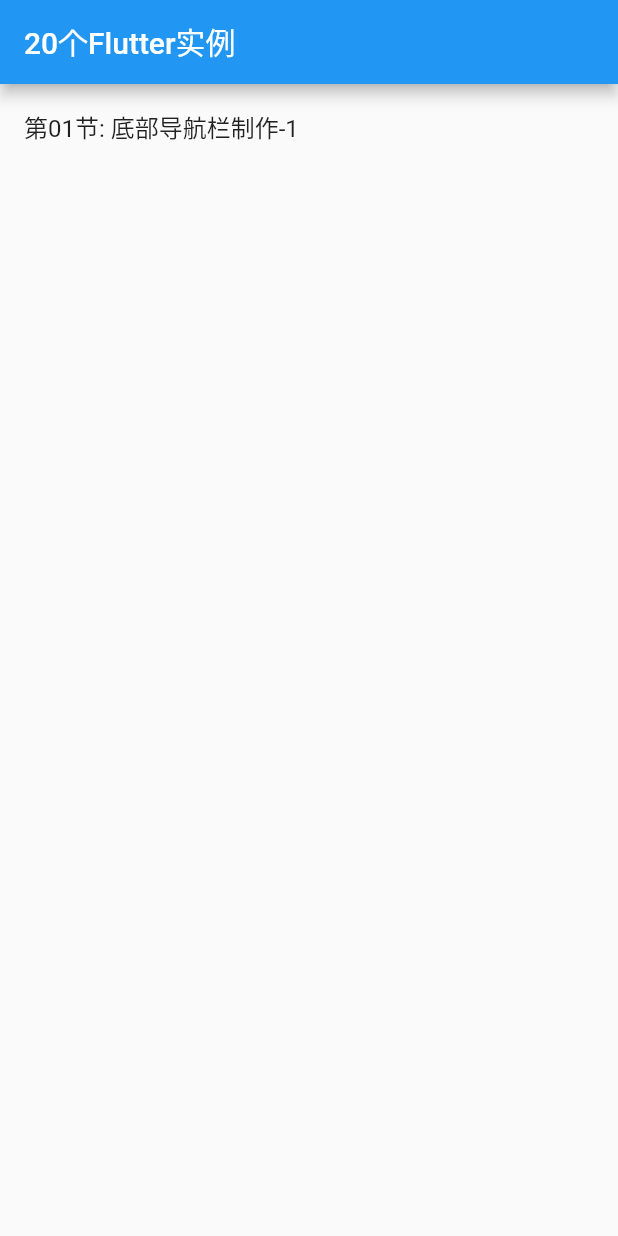
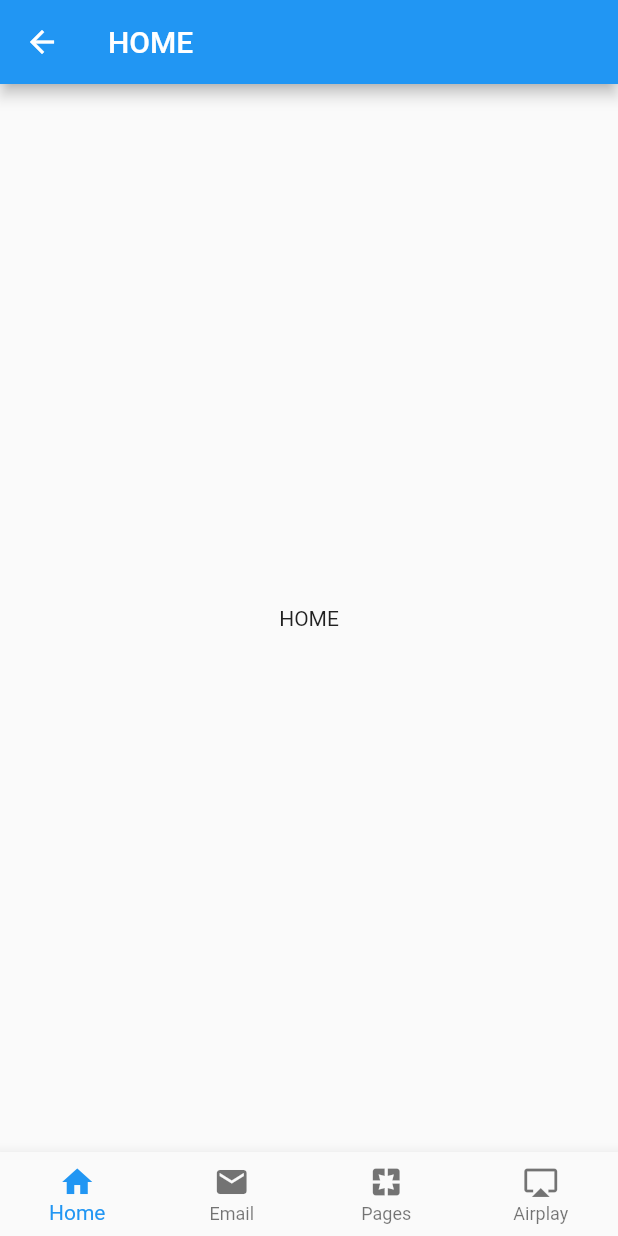
Before and after one commit to aimin987/flutter_examples, a Flutter app: the screen it shows after launch, after a tap on "第01节: 底部导航栏制作-1", on a phone screen of 412 x 824 dp. Run offline on Flutter 3.47's test engine with Material 2 defaults, Android fonts, the phone set to English and light mode, and no system bars.

Commit message:
底部导航栏制作

```diff
--- a/lib/main.dart
+++ b/lib/main.dart
@@ -1,5 +1,6 @@
 import 'package:flutter/material.dart';
 import 'package:flutter_examples/chapter.dart';
+import 'package:flutter_examples/pages/chapter1/bottom_navigation.dart';
 
 void main() => runApp(MyApp());
 
@@ -10,6 +11,7 @@ class MyApp extends StatelessWidget {
       title: '20个Flutter实例',
       routes: {
         '/': (context) => Home(),
+        'chapter1': (context) => BottomNavigation()
       },
     );
   }
--- /dev/null
+++ b/lib/pages/chapter1/airplay_screen.dart
@@ -0,0 +1,29 @@
+/*
+ * File: airplay_screen.dart
+ * -----
+ * Description:
+ * -----
+ * Created  By: Aim 2020-04-22 15:48:48
+ * Modified By: Aim 2020-04-22 15:49:22
+ * -----
+ * HISTORY:
+ * Date      	By	Comments
+ * ----------	---	----------------------------------------------------------
+ */
+
+
+import 'package:flutter/material.dart';
+
+class AirplayScreen extends StatelessWidget {
+  @override
+  Widget build(BuildContext context) {
+    return Scaffold(
+      appBar: AppBar(
+        title: Text('AIRPLAY'),
+      ),
+      body: Center(
+        child: Text('AIRPLAY'),
+      ),
+    );
+  }
+}
--- /dev/null
+++ b/lib/pages/chapter1/bottom_navigation.dart
@@ -0,0 +1,70 @@
+/*
+ * File: bottom_navigation.dart
+ * -----
+ * Description: 第01节: 底部导航栏制作-1
+ * -----
+ * Created  By: Aim 2020-04-22 15:34:16
+ * Modified By: Aim 2020-04-22 15:56:35
+ * -----
+ * HISTORY:
+ * Date      	By	Comments
+ * ----------	---	----------------------------------------------------------
+ */
+
+import 'package:flutter/material.dart';
+import 'package:flutter_examples/pages/chapter1/airplay_screen.dart';
+import 'package:flutter_examples/pages/chapter1/email_screen.dart';
+import 'package:flutter_examples/pages/chapter1/home_screen.dart';
+import 'package:flutter_examples/pages/chapter1/pages_screen.dart';
+
+class BottomNavigation extends StatefulWidget {
+  BottomNavigation({Key key}) : super(key: key);
+
+  @override
+  _BottomNavigationState createState() => _BottomNavigationState();
+}
+
+class _BottomNavigationState extends State<BottomNavigation> {
+  List<Widget> list = [
+    HomeScreen(),
+    EmailScreen(),
+    PagesScreen(),
+    AirplayScreen()
+  ];
+
+  int _currentIndex = 0;
+
+  @override
+  Widget build(BuildContext context) {
+    return Scaffold(
+      body: list[_currentIndex],
+      bottomNavigationBar: BottomNavigationBar(
+        items: [
+          BottomNavigationBarItem(
+            icon: Icon(Icons.home),
+            title: Text('Home'),
+          ),
+          BottomNavigationBarItem(
+            icon: Icon(Icons.email),
+            title: Text('Email'),
+          ),
+          BottomNavigationBarItem(
+            icon: Icon(Icons.pages),
+            title: Text('Pages'),
+          ),
+          BottomNavigationBarItem(
+            icon: Icon(Icons.airplay),
+            title: Text('Airplay'),
+          ),
+        ],
+        type: BottomNavigationBarType.fixed,
+        onTap: (index) {
+          setState(() {
+            _currentIndex = index;
+          });
+        },
+        currentIndex: _currentIndex,
+      ),
+    );
+  }
+}
--- /dev/null
+++ b/lib/pages/chapter1/email_screen.dart
@@ -0,0 +1,29 @@
+/*
+ * File: email_screen.dart
+ * -----
+ * Description:
+ * -----
+ * Created  By: Aim 2020-04-22 15:48:31
+ * Modified By: Aim 2020-04-22 15:49:39
+ * -----
+ * HISTORY:
+ * Date      	By	Comments
+ * ----------	---	----------------------------------------------------------
+ */
+
+
+import 'package:flutter/material.dart';
+
+class EmailScreen extends StatelessWidget {
+  @override
+  Widget build(BuildContext context) {
+    return Scaffold(
+      appBar: AppBar(
+        title: Text('EMAIL'),
+      ),
+      body: Center(
+        child: Text('EMAIL'),
+      ),
+    );
+  }
+}
--- /dev/null
+++ b/lib/pages/chapter1/home_screen.dart
@@ -0,0 +1,28 @@
+/*
+ * File: home_screen.dart
+ * -----
+ * Description:
+ * -----
+ * Created  By: Aim 2020-04-22 15:44:54
+ * Modified By: Aim 2020-04-22 15:49:43
+ * -----
+ * HISTORY:
+ * Date      	By	Comments
+ * ----------	---	----------------------------------------------------------
+ */
+
+import 'package:flutter/material.dart';
+
+class HomeScreen extends StatelessWidget {
+  @override
+  Widget build(BuildContext context) {
+    return Scaffold(
+      appBar: AppBar(
+        title: Text('HOME'),
+      ),
+      body: Center(
+        child: Text('HOME'),
+      ),
+    );
+  }
+}
--- /dev/null
+++ b/lib/pages/chapter1/pages_screen.dart
@@ -0,0 +1,29 @@
+/*
+ * File: pages_screen.dart
+ * -----
+ * Description:
+ * -----
+ * Created  By: Aim 2020-04-22 15:48:39
+ * Modified By: Aim 2020-04-22 15:49:58
+ * -----
+ * HISTORY:
+ * Date      	By	Comments
+ * ----------	---	----------------------------------------------------------
+ */
+
+
+import 'package:flutter/material.dart';
+
+class PagesScreen extends StatelessWidget {
+  @override
+  Widget build(BuildContext context) {
+    return Scaffold(
+      appBar: AppBar(
+        title: Text('PAGES'),
+      ),
+      body: Center(
+        child: Text('PAGES'),
+      ),
+    );
+  }
+}
```
